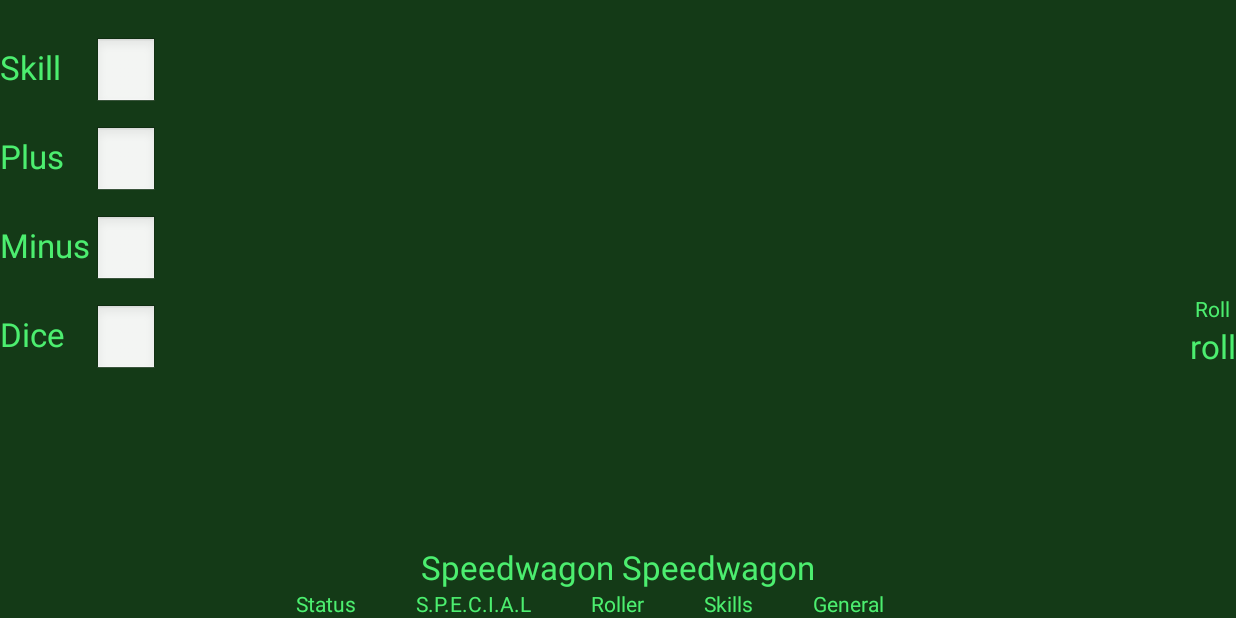
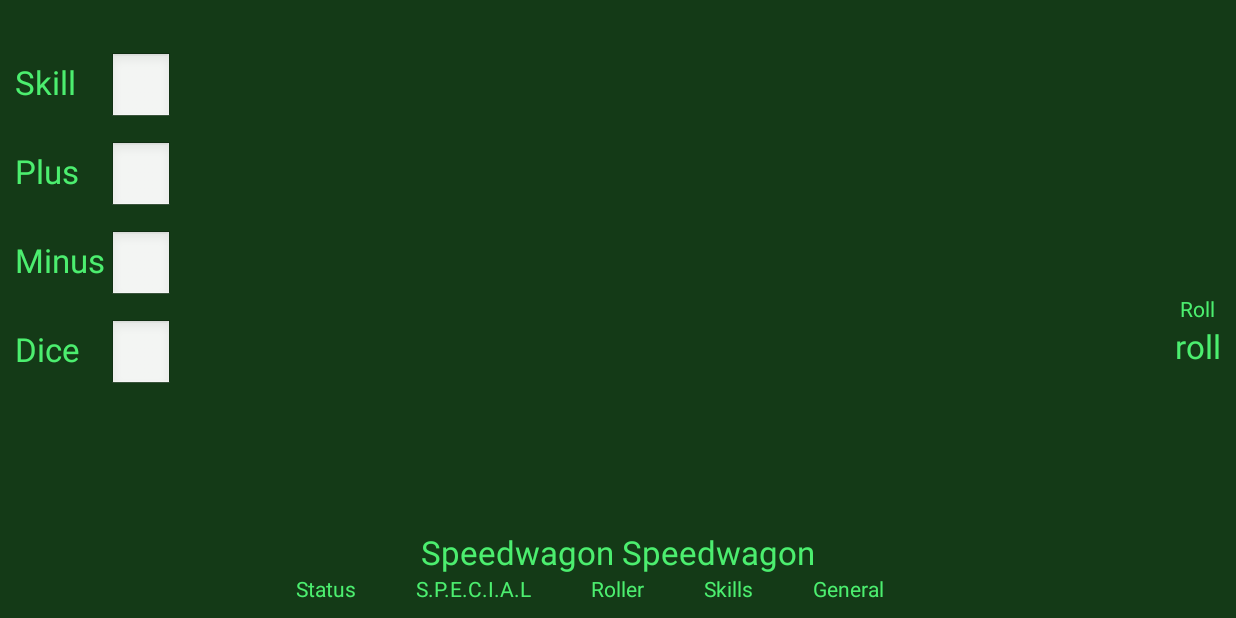
Before and after one commit to Micadurp/FalloutPnPRoller, an Android app: the screen it shows after launch (DiceRoller), on a phone screen of 824 x 412 dp (held sideways). Run offline under Robolectric (Android 15) with nearby library versions, the phone set to English and light mode, and no system bars.

Commit message:
Added some padding around the edges

```diff
--- a/RollerApp/src/main/res/layout/activity_dice_roller.xml
+++ b/RollerApp/src/main/res/layout/activity_dice_roller.xml
@@ -3,7 +3,8 @@
     android:orientation="horizontal"
     android:layout_width="match_parent"
     android:layout_height="match_parent"
-    android:background="@color/colorPrimaryBackground">
+    android:background="@color/colorPrimaryBackground"
+    android:padding="10dp">
 
     <include layout="@layout/main_menu"/>
 
@@ -36,7 +37,7 @@
                 android:text="@string/roll_button_text"
                 android:id="@+id/rollButton"
                 android:layout_centerVertical="true"
-                android:layout_centerHorizontal="true" />
+                android:layout_centerHorizontal="true"/>
 
             <TextView
                 android:layout_width="wrap_content"
```
